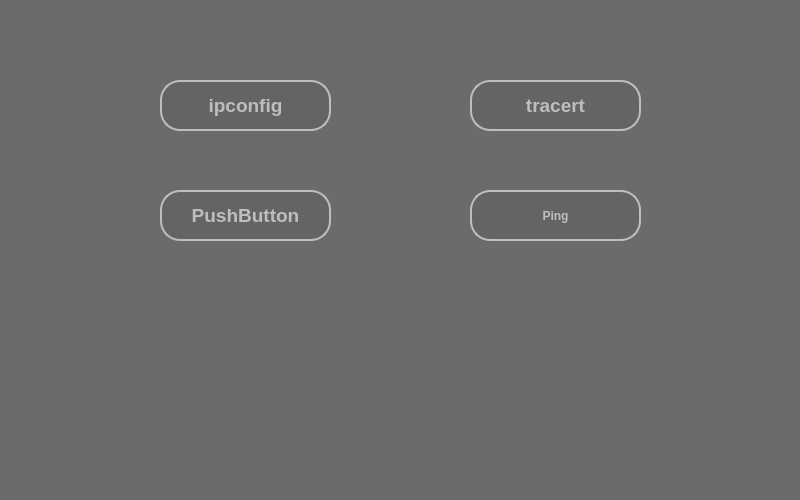
canadianFisherman/systemAdminHelper, file windows/main.ui: the form before one commit.
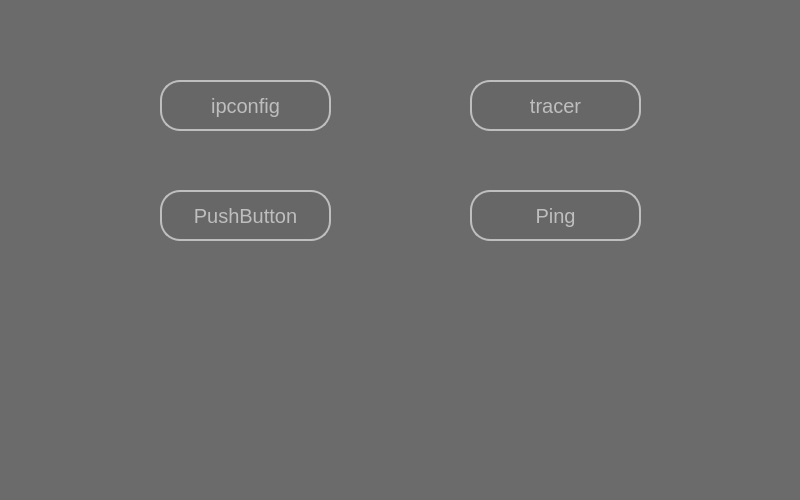
The form after the commit.

What changed in the file:
```diff
--- a/windows/main.ui
+++ b/windows/main.ui
@@ -45,20 +45,19 @@
    </property>
    <property name="font">
     <font>
-     <pointsize>14</pointsize>
-     <weight>75</weight>
+     <pointsize>15</pointsize>
+     <weight>50</weight>
      <italic>false</italic>
-     <bold>true</bold>
+     <bold>false</bold>
     </font>
    </property>
    <property name="styleSheet">
-    <string notr="true">border-radius: 20;
+    <string notr="true">
+border-radius: 20;
 color: rgb(190, 190, 190);
-background-color: rgb(100, 100, 100);
+background-color: rgb(103, 103, 103);
 border: 2px solid;
-border-color: rgb(190, 190, 190);
-font: bold;
-</string>
+border-color: rgb(190, 190, 190);</string>
    </property>
    <property name="text">
     <string>ipconfig</string>
@@ -75,22 +74,23 @@
    </property>
    <property name="font">
     <font>
-     <pointsize>14</pointsize>
-     <weight>75</weight>
+     <pointsize>15</pointsize>
+     <weight>50</weight>
      <italic>false</italic>
-     <bold>true</bold>
+     <bold>false</bold>
     </font>
    </property>
    <property name="styleSheet">
-    <string notr="true">font: bold;
+    <string notr="true">
+
 border-radius: 20;
 color: rgb(190, 190, 190);
-background-color: rgb(100, 100, 100);
+background-color: rgb(103, 103, 103);
 border: 2px solid;
 border-color: rgb(190, 190, 190);</string>
    </property>
    <property name="text">
-    <string>tracert</string>
+    <string>tracer</string>
    </property>
   </widget>
   <widget class="QPushButton" name="pushButton_3">
@@ -104,17 +104,17 @@
    </property>
    <property name="font">
     <font>
-     <pointsize>14</pointsize>
-     <weight>75</weight>
+     <pointsize>15</pointsize>
+     <weight>50</weight>
      <italic>false</italic>
-     <bold>true</bold>
+     <bold>false</bold>
     </font>
    </property>
    <property name="styleSheet">
-    <string notr="true">font: Bold;
+    <string notr="true">
 border-radius: 20;
 color: rgb(190, 190, 190);
-background-color: rgb(100, 100, 100);
+background-color: rgb(103, 103, 103);
 border: 2px solid;
 border-color: rgb(190, 190, 190);</string>
    </property>
@@ -133,16 +133,17 @@
    </property>
    <property name="font">
     <font>
-     <weight>75</weight>
+     <pointsize>15</pointsize>
+     <weight>50</weight>
      <italic>false</italic>
-     <bold>true</bold>
+     <bold>false</bold>
     </font>
    </property>
    <property name="styleSheet">
-    <string notr="true">font: bold;
+    <string notr="true">
 border-radius: 20;
 color: rgb(190, 190, 190);
-background-color: rgb(100, 100, 100);
+background-color: rgb(103, 103, 103);
 border: 2px solid;
 border-color: rgb(190, 190, 190);</string>
    </property>
```
Left out of the diff: 2 changed lines with no effect on the pictures.
